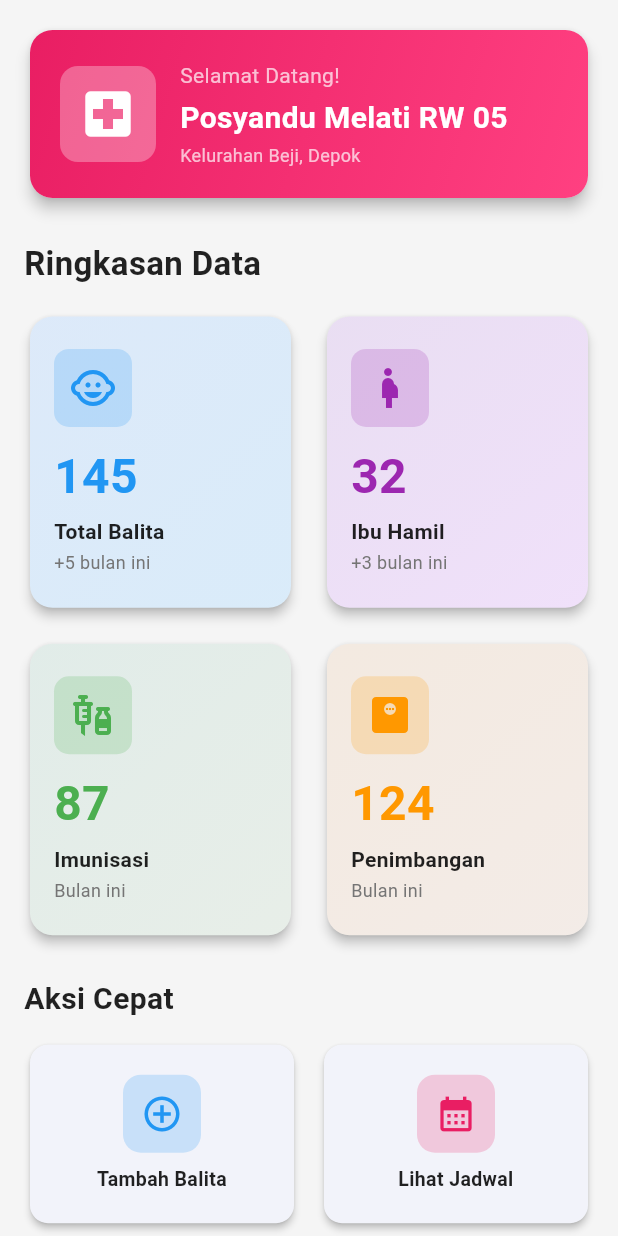
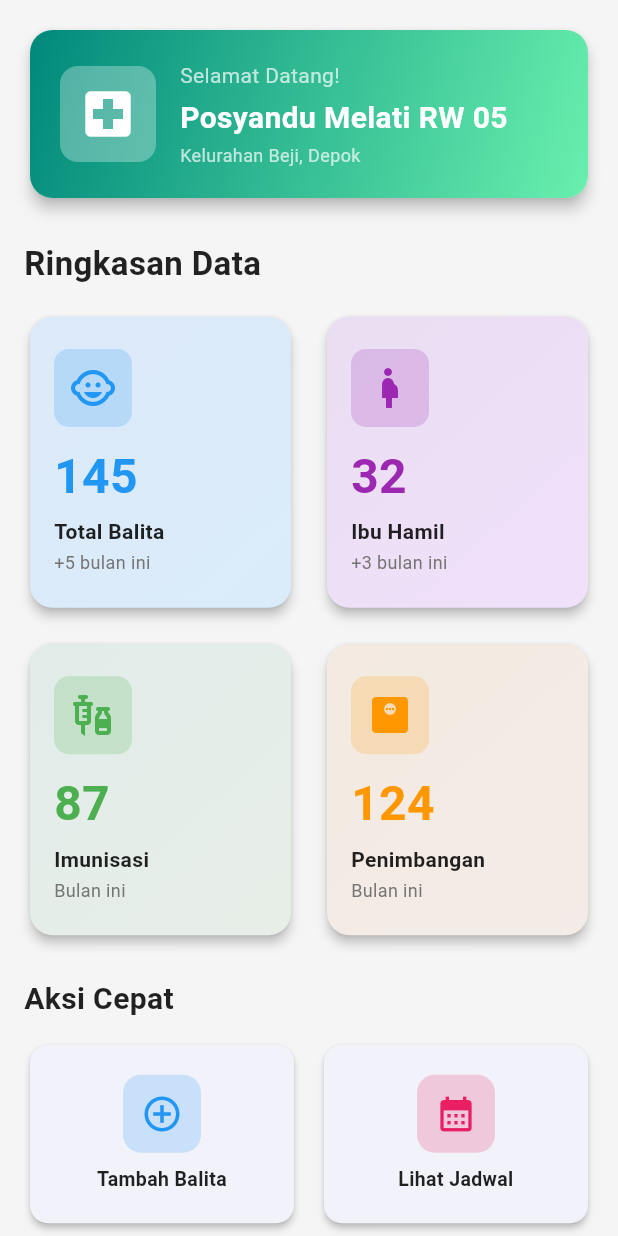
Before and after one commit to aqshal004/project_ppkd, a Flutter app: the DashboardAdminWidget screen opened directly, on a phone screen of 412 x 824 dp. Run offline on Flutter 3.47's test engine with Material 3 defaults, Android fonts, the light colour scheme and no system bars; our stand-ins replace shared_preferences, sqflite; accounts and stored records are empty.

Commit message:
release aplikasi

```diff
--- a/lib/view/bottom_nav.dart
+++ b/lib/view/bottom_nav.dart
@@ -34,7 +34,7 @@ class _BottomNavState extends State<BottomNav> {
       drawer: const DrawerWidget(),
       appBar: AppBar(
         title: Text(_getTitle(_currentIndex)),
-        backgroundColor: Colors.pink,
+        backgroundColor: Colors.teal.shade600,
         foregroundColor: Colors.white,
         elevation: 0,
       ),
--- a/lib/view/dashboard_admin.dart
+++ b/lib/view/dashboard_admin.dart
@@ -21,8 +21,8 @@ class DashboardAdminWidget extends StatelessWidget {
               ),
               child: Container(
                 decoration: BoxDecoration(
-                  gradient: const LinearGradient(
-                    colors: [Colors.pink, Colors.pinkAccent],
+                  gradient: LinearGradient(
+                    colors: [Colors.teal.shade600, Colors.greenAccent],
                     begin: Alignment.topLeft,
                     end: Alignment.bottomRight,
                   ),
--- a/lib/view/drawer.dart
+++ b/lib/view/drawer.dart
@@ -199,6 +199,7 @@ class DrawerWidget extends StatelessWidget {
                     TextButton(
                       onPressed: () async {
                         await PreferencesHandler.removeLogin();
+                        await PreferencesHandler.saveRole('');
                         Navigator.of(context).pop(); // tutup dialog
                         Navigator.of(context).pushNamedAndRemoveUntil(
                             '/login', (route) => false);
--- a/lib/view/login_posyandu.dart
+++ b/lib/view/login_posyandu.dart
@@ -451,6 +451,7 @@ class _LoginPosyanduWidgetState extends State<LoginPosyanduWidget> {
                                     }
                                     // Login logic here
                                     await PreferencesHandler.saveLogin(true);
+                                    await PreferencesHandler.saveRole(user.role ?? 'user'); // "admin" atau "user"
                                     await PreferencesHandler.saveUserData(user.name!, user.email!,);
                                     if (user.role == 'admin') {
                                       // Masuk sebagai admin
--- a/lib/view/user/profil_user.dart
+++ b/lib/view/user/profil_user.dart
@@ -153,6 +153,7 @@ class _ProfilUserState extends State<ProfilUser> {
                             TextButton(
                               onPressed: () async {
                                 await PreferencesHandler.removeLogin();
+                                await PreferencesHandler.saveRole('');
                                 Navigator.of(context).pop(); // tutup dialog
                                 Navigator.of(context).pushNamedAndRemoveUntil(
                                     '/login', (route) => false);
--- a/pubspec.yaml
+++ b/pubspec.yaml
@@ -37,12 +37,18 @@ dependencies:
   intl: ^0.20.2
   shared_preferences: ^2.5.3
   sqflite: ^2.4.2
+  flutter_launcher_icons: ^0.14.4
 
 dev_dependencies:
   flutter_lints: ^5.0.0
   flutter_test:
     sdk: flutter
 
+flutter_launcher_icons:
+  android: "launcher_icon"
+  ios: true
+  image_path: "assets/images/logo.png"
+  min_sdk_android: 21 # android min sdk min:16, default 21
 # For information on the generic Dart part of this file, see the
 # following page: https://dart.dev/tools/pub/pubspec
 # The following section is specific to Flutter packages.
```
Also changed, not shown: lib/main.dart (+3 -4 lines), lib/preferences/preferences_handler.dart (+9 -0 lines), lib/view/splash_screen.dart (+7 -1 lines), assets/images/logo.png, assets/images/sehatinaja.png (added), pubspec.lock, 33 other files.
